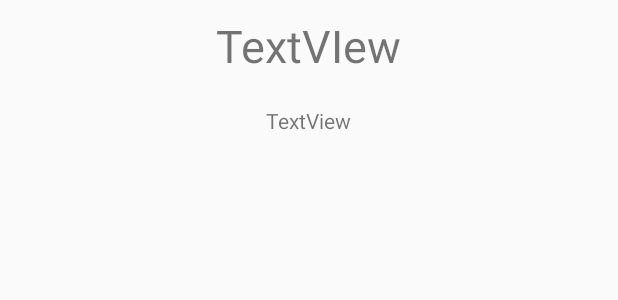
After one commit to xingyuz233/MrCharacter, an Android app: the layout font_entry_finished.xml on its own in the app's theme, with its tools: preview values and no code run, on a phone screen of 412 x 824 dp. The commit adds this screen. Shown: the top 300 px of the screen. Run offline under Robolectric (Android 15) with nearby library versions, the phone set to English and light mode, and no system bars.

Commit message:
add 2 font_entry

```diff
--- a/app/src/main/java/com/example/xyzhang/testapp/StatusFragment.java
+++ b/app/src/main/java/com/example/xyzhang/testapp/StatusFragment.java
@@ -10,7 +10,6 @@ import android.support.v4.app.Fragment;
 import android.view.LayoutInflater;
 import android.view.View;
 import android.view.ViewGroup;
-import android.widget.AdapterView;
 import android.widget.BaseAdapter;
 import android.widget.EditText;
 import android.widget.ImageView;
@@ -128,7 +127,7 @@ public class StatusFragment extends Fragment {
     private int getLayoutRes() {
 //        switch (status) {
 //            case IN_EDIT:
-//                return R.layout.font_entry;
+//                return R.layout.font_entry_editing;
 //            case IN_PROCESSING:
 //                return 0; //todo
 //            case FINISHED:
@@ -136,7 +135,7 @@ public class StatusFragment extends Fragment {
 //            default:
 //                return 0;
 //        }
-        return R.layout.font_entry;
+        return R.layout.font_entry_editing;
     }
 
     private void inflateItem(View view, final String font) {
--- a/app/src/main/res/layout/font_entry.xml
+++ b/app/src/main/res/layout/font_entry_editing.xml
@@ -1,6 +1,5 @@
 <?xml version="1.0" encoding="utf-8"?>
 <android.widget.LinearLayout xmlns:android="http://schemas.android.com/apk/res/android"
-    xmlns:app="http://schemas.android.com/apk/res-auto"
     android:layout_width="match_parent"
     android:layout_height="100dp"
     android:layout_margin="10dp"
--- /dev/null
+++ b/app/src/main/res/layout/font_entry_finished.xml
@@ -0,0 +1,41 @@
+<?xml version="1.0" encoding="utf-8"?>
+<android.widget.LinearLayout xmlns:android="http://schemas.android.com/apk/res/android"
+    android:layout_width="match_parent"
+    android:layout_height="100dp"
+    android:layout_margin="10dp"
+    android:descendantFocusability="blocksDescendants"
+    android:clickable="true"
+    android:focusable="true">
+
+    <!--<ImageView-->
+    <!--android:id="@+id/imgFont"-->
+    <!--android:layout_width="100dp"-->
+    <!--android:layout_height="100dp"-->
+    <!--android:layout_weight="1"-->
+    <!--android:src="@drawable/empty" />-->
+
+    <LinearLayout
+        android:layout_width="200dp"
+        android:layout_height="match_parent"
+        android:layout_weight="2"
+        android:orientation="vertical">
+
+        <TextView
+            android:layout_width="wrap_content"
+            android:layout_height="wrap_content"
+            android:layout_weight="1"
+            android:layout_gravity="center"
+            android:text="TextVIew"
+            android:textSize="30sp" />
+
+        <TextView
+            android:layout_width="wrap_content"
+            android:layout_height="wrap_content"
+            android:layout_weight="1"
+            android:layout_gravity="center"
+            android:text="TextView" />
+
+
+    </LinearLayout>
+
+</android.widget.LinearLayout>
```
Also changed, not shown: app/src/main/AndroidManifest.xml (+5 -4 lines), app/src/main/res/layout/font_entry_processing.xml (added, +43 -0 lines), 1 other file.
